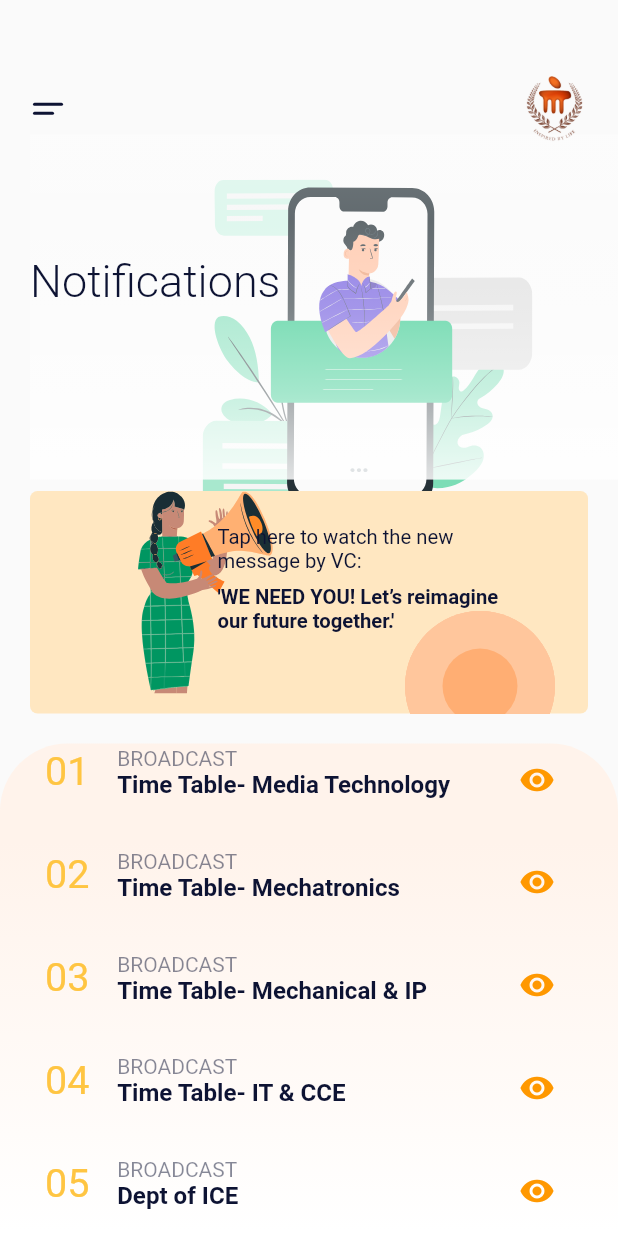
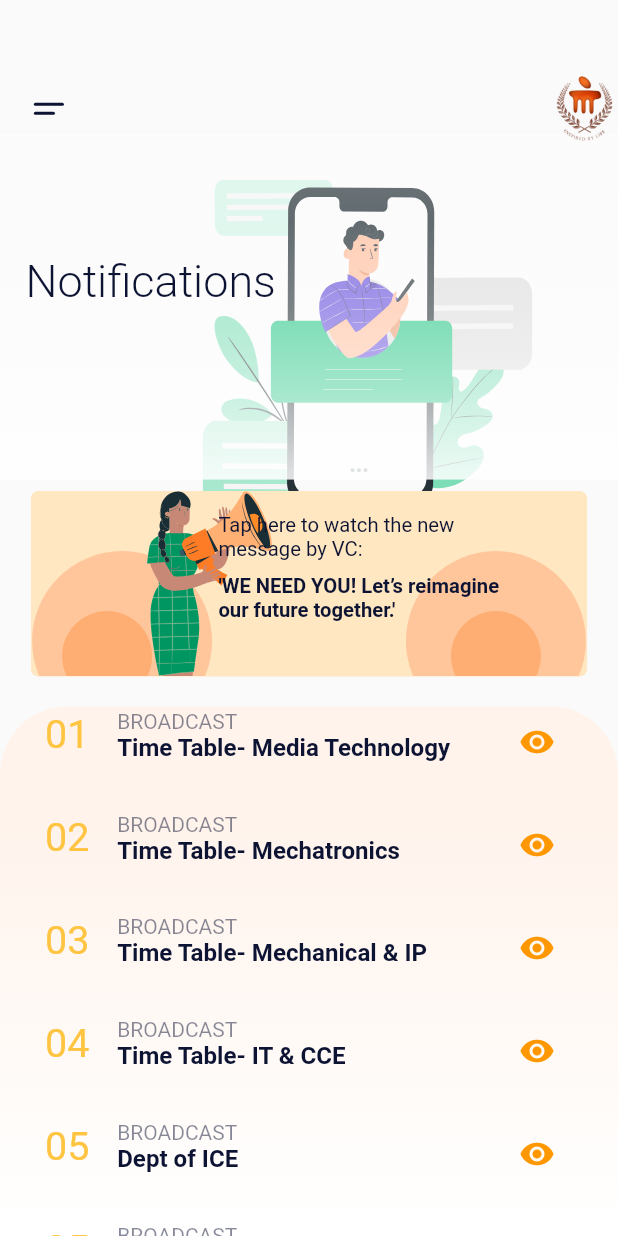
Before and after one commit to Amartya-Khan/MTTN-Task-1--Amartya, a Flutter app: the screen it shows after launch, on a phone screen of 412 x 824 dp. Run offline on Flutter 3.47's test engine with Material 2 defaults, Android fonts, the phone set to English and light mode, and no system bars; our stand-ins replace flutter_svg; missing offline and left inert: flutter_full_pdf_viewer.

Commit message:
minor changes

```diff
--- a/lib/details_screen.dart
+++ b/lib/details_screen.dart
@@ -123,6 +123,9 @@ class DetailsScreen extends StatelessWidget {
       return tempDocumentPath;
     }
 
+
+
+
     return Container(
       width: double.infinity,
       decoration: BoxDecoration(
@@ -132,14 +135,16 @@ class DetailsScreen extends StatelessWidget {
         body: Column(
           children: <Widget>[
             Padding(
-              padding: EdgeInsets.only(left: 20, top: 50, right: 20),
+              padding: EdgeInsets.only( top: 50),
               child: Column(
                 crossAxisAlignment: CrossAxisAlignment.start,
                 children: <Widget>[
                   Row(
                     mainAxisAlignment: MainAxisAlignment.spaceBetween,
                     children: <Widget>[
-                      SvgPicture.asset("assets/icons/menu.svg"),
+                      Padding(
+                        padding: EdgeInsets.symmetric(horizontal: width*0.05),
+                        child:SvgPicture.asset("assets/icons/menu.svg"),),
                       Container(
                           width: 45,
                           height: 45,
--- a/lib/header-svg.dart
+++ b/lib/header-svg.dart
@@ -18,7 +18,7 @@ Widget header(BuildContext context) {
     child: Stack(
       children: <Widget>[
         Positioned(
-          left: 115,
+          left: 135,
           top: 0,
           child: SvgPicture.asset(
             "assets/images/test.svg",
@@ -55,6 +55,7 @@ Widget header(BuildContext context) {
         ),
         Positioned(
           top: 50,
+          left: 17,
           child: Text("Notifications", style: kHeadingextStyle),
         ),
         Positioned(
--- a/lib/vc_message.dart
+++ b/lib/vc_message.dart
@@ -10,15 +10,17 @@ import 'package:flutter_svg/flutter_svg.dart';
 // import 'doc_paths.dart';
 
 Color circleColor1 = Color(0xffFFC69C);
-double circleRadius1 = 50;
+double circleRadius1 = 60;
 Color circleColor2 = Color(0xffFFAE73);
-double circleRadius2 = 25;
+double circleRadius2 = 30;
 
 Widget vcMessage(BuildContext context) {
   final height = MediaQuery.of(context).size.height;
   final width = MediaQuery.of(context).size.width;
-  return Container(
-    height: height * 0.18,
+  return Padding(
+    padding: EdgeInsets.symmetric(horizontal: width*0.050),
+    child:Container(
+    height: height * 0.15,
     decoration: BoxDecoration(
       borderRadius: BorderRadius.circular(5),
       //color: Color(0xffFFEBCB),
@@ -28,15 +30,55 @@ Widget vcMessage(BuildContext context) {
       overflow: Overflow.clip,
       children: <Widget>[
         Positioned(
+          top: -50,
+          right: 60,
+          child: Container(
+            width: 400,
+            height: 400,
+            child: CustomPaint(
+              painter: OpenPainter(),
+            ),
+          ),
+        ),
+         Positioned(
+          top: -40,
+          right: 70,
+          child: Container(
+            width: 400,
+            height: 400,
+            child: CustomPaint(
+              painter: OpenPainter2(),
+            ),
+          ),
+        ),
+
+        Positioned(
           top: -0,
           right: 210,
-          child: SvgPicture.asset(
+          child: AnimatedContainer(
+            duration: Duration(seconds: 5),
+            curve: Curves.easeInOutBack,
+
+            child:SvgPicture.asset(
             "assets/images/announce.svg",
-            height: 135,
+            height: 125,
+            colorBlendMode: BlendMode.multiply,
+          ),),
+        ),
+        Positioned(
+          top: -50,
+          left: 160,
+          child: Container(
+            width: 400,
+            height: 400,
+            child: CustomPaint(
+              painter: OpenPainter(),
+            ),
           ),
         ),
+
         Positioned(
-          top: 22,
+          top: 14,
           left: 125,
           child: Container(
             width: width * 0.5,
@@ -51,7 +93,7 @@ Widget vcMessage(BuildContext context) {
           ),
         ),
         Positioned(
-          top: 62,
+          top: 55,
           left: 125,
           child: Container(
             width: width * 0.5,
@@ -65,42 +107,11 @@ Widget vcMessage(BuildContext context) {
             ),
           ),
         ),
+
+
         Positioned(
-          top: -20,
-          left: 150,
-          child: Container(
-            width: 400,
-            height: 400,
-            child: CustomPaint(
-              painter: OpenPainter(),
-            ),
-          ),
-        ),
-        Positioned(
-          top: -20,
-          left: 150,
-          child: Container(
-            width: 400,
-            height: 400,
-            child: CustomPaint(
-              painter: OpenPainter(),
-            ),
-          ),
-        ),
-        Positioned(
-          top: -20,
-          left: 150,
-          child: Container(
-            width: 400,
-            height: 400,
-            child: CustomPaint(
-              painter: OpenPainter(),
-            ),
-          ),
-        ),
-        Positioned(
-          top: -20,
-          left: 150,
+          top: -40,
+          left: 160,
           child: Container(
             width: 400,
             height: 400,
@@ -122,7 +133,7 @@ Widget vcMessage(BuildContext context) {
         ),
       ],
     ),
-  );
+  ),);
 }
 
 class OpenPainter extends CustomPainter {
```
